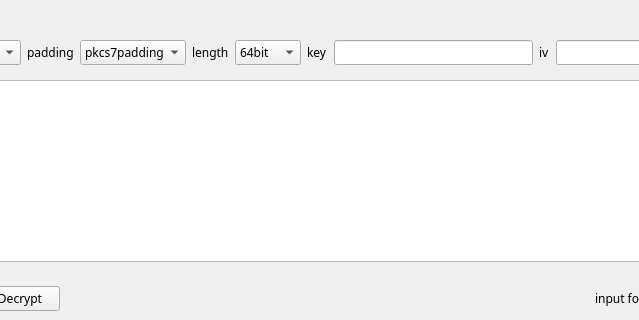
Old version of the form ui/encrypt_window.ui in the repository liyansong2018/ReverseWidget; both pictures show x 126 to 765 and y 0 to 320 of the 900 by 550 pixel window.
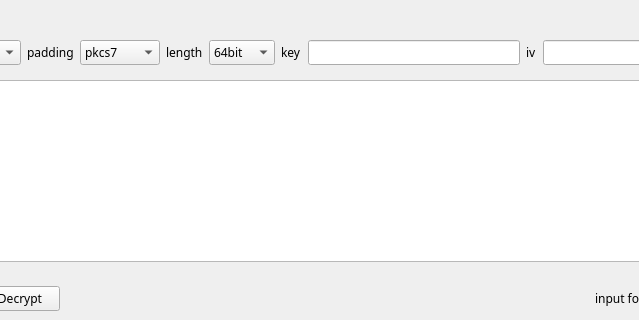
New version of the form. Icons and pictures are not drawn.

Patch:
```diff
--- a/ui/encrypt_window.ui
+++ b/ui/encrypt_window.ui
@@ -241,7 +241,7 @@
         </property>
         <item>
          <property name="text">
-          <string>pkcs7padding</string>
+          <string>pkcs7</string>
          </property>
         </item>
         <item>
```
